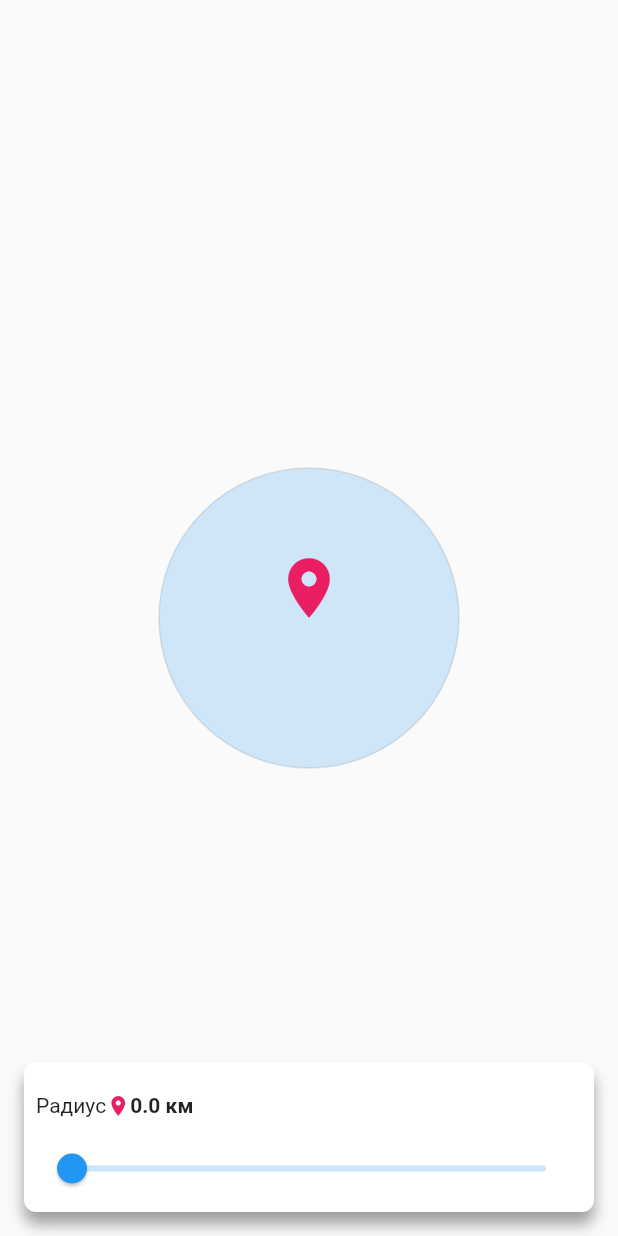
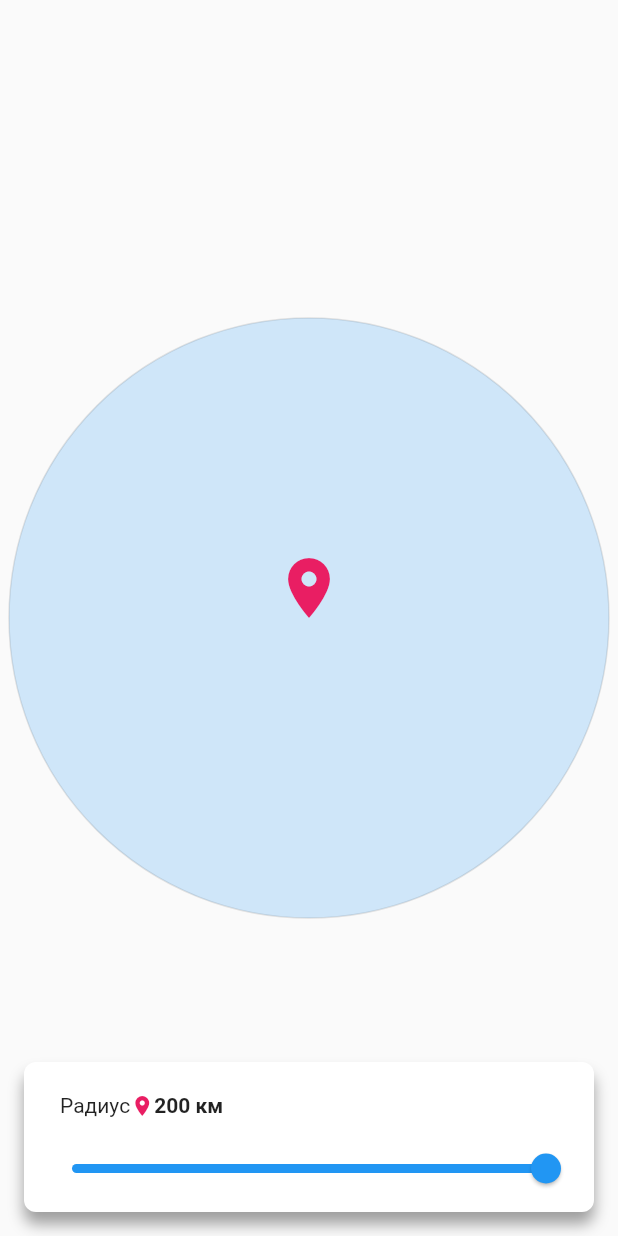
Before and after one commit to comerc/minsk8, a Flutter app: the _Area widget shown alone on an empty page, opened directly, on a phone screen of 412 x 824 dp. Run offline on Flutter 3.47's test engine with Material 2 defaults, Android fonts, the phone set to English and light mode, and no system bars; our stand-ins replace flutter_map, latlong.

Commit message:
Added value to _AreaPainter

```diff
--- a/lib/map_plugins/area.dart
+++ b/lib/map_plugins/area.dart
@@ -30,18 +30,17 @@ class _Area extends StatefulWidget {
 }
 
 class _AreaState extends State<_Area> {
-  double _value = 0.0;
+  double _value = 200.0;
   final _icon = Icons.location_on;
   final _iconSmallSize = 16.0;
 
   @override
   Widget build(BuildContext context) {
-    print(_value);
     return Stack(
       children: [
         Center(
           child: CustomPaint(
-            painter: _AreaPainter(),
+            painter: _AreaPainter(value: _value),
           ),
         ),
         Container(
@@ -71,6 +70,7 @@ class _AreaState extends State<_Area> {
                   flex: 1,
                   child: Container(
                     height: double.infinity,
+                    padding: EdgeInsets.symmetric(horizontal: 16.0),
                     child: Align(
                       alignment: Alignment.centerLeft,
                       child: RichText(
@@ -99,7 +99,7 @@ class _AreaState extends State<_Area> {
                               style: DefaultTextStyle.of(context)
                                   .style
                                   .copyWith(fontWeight: FontWeight.w600),
-                              text: '$_value км',
+                              text: '${_value.toInt()} км',
                             ),
                           ],
                         ),
@@ -110,10 +110,12 @@ class _AreaState extends State<_Area> {
                 Flexible(
                   flex: 1,
                   child: Container(
-                    // color: Colors.grey,
                     child: Slider(
                       value: _value,
-                      onChanged: (value) => setState(() => _value = value),
+                      onChanged: (value) =>
+                          setState(() => _value = value.roundToDouble()),
+                      min: 3.0,
+                      max: 200.0,
                     ),
                   ),
                 ),
@@ -127,11 +129,12 @@ class _AreaState extends State<_Area> {
 }
 
 class _AreaPainter extends CustomPainter {
+  final _value;
   Paint _paintFill;
   Paint _paintStroke;
   TextPainter _textPainter;
 
-  _AreaPainter() {
+  _AreaPainter({double value}) : _value = value {
     _paintFill = Paint()
       ..color = Colors.blue.withOpacity(0.2)
       ..strokeWidth = 0.0
@@ -151,8 +154,8 @@ class _AreaPainter extends CustomPainter {
 
   @override
   void paint(Canvas canvas, Size size) {
-    canvas.drawCircle(Offset(0.0, 0.0), 100.0, _paintFill);
-    canvas.drawCircle(Offset(0.0, 0.0), 100.0, _paintStroke);
+    canvas.drawCircle(Offset(0.0, 0.0), _value, _paintFill);
+    canvas.drawCircle(Offset(0.0, 0.0), _value, _paintStroke);
     _textPainter.paint(canvas, Offset(-24.0, -44.0));
   }
 
```
